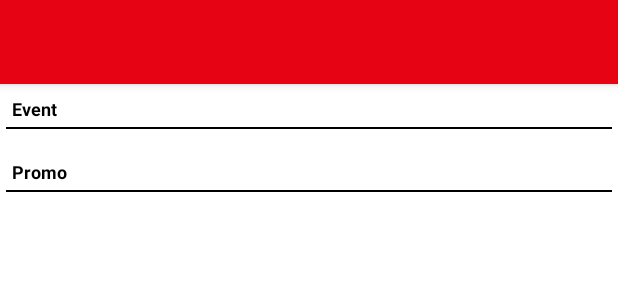
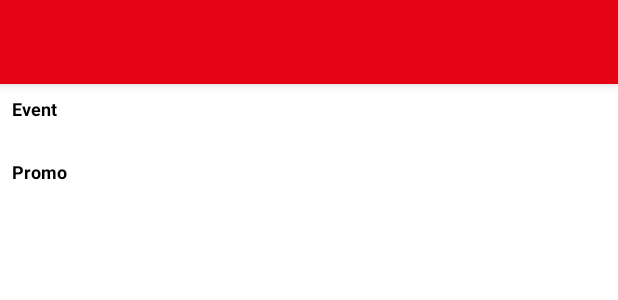
Before and after one commit to maulanagmedia/af7fc64382833fb671d6b5fd97bc7fcf, an Android app: the layout fragment_nav_news.xml on its own in the app's theme, with its tools: preview values and no code run, on a phone screen of 412 x 824 dp. Shown: the top 300 px of the screen. Run offline under Robolectric (Android 15) with nearby library versions, the phone set to English and light mode, and no system bars; network calls fail.

Commit message:
Update berkala

```diff
--- a/app/src/main/res/layout/adapter_ekupon.xml
+++ b/app/src/main/res/layout/adapter_ekupon.xml
@@ -14,11 +14,13 @@
             android:id="@+id/tv_text1"
             android:text=""
             android:textColor="@color/color_grey"
-            android:textSize="16sp"/>
+            android:textSize="16sp"
+            android:layout_marginBottom="@dimen/margin_small"/>
 
         <TextView
             android:layout_width="match_parent"
             android:layout_height="@dimen/line_small"
+            android:visibility="gone"
             android:background="@color/color_grey_1"
             android:layout_marginTop="@dimen/margin_tiny"
             android:layout_marginBottom="@dimen/margin_tiny"/>
--- a/app/src/main/res/layout/fragment_nav_news.xml
+++ b/app/src/main/res/layout/fragment_nav_news.xml
@@ -56,6 +56,7 @@
                     <TextView
                         android:layout_width="match_parent"
                         android:layout_height="@dimen/line"
+                        android:visibility="invisible"
                         android:layout_marginTop="@dimen/margin_tiny"
                         android:layout_marginLeft="@dimen/margin_tiny"
                         android:layout_marginRight="@dimen/margin_tiny"
@@ -92,6 +93,7 @@
                     <TextView
                         android:layout_width="match_parent"
                         android:layout_height="@dimen/line"
+                        android:visibility="invisible"
                         android:layout_marginTop="@dimen/margin_tiny"
                         android:layout_marginLeft="@dimen/margin_tiny"
                         android:layout_marginRight="@dimen/margin_tiny"
```
